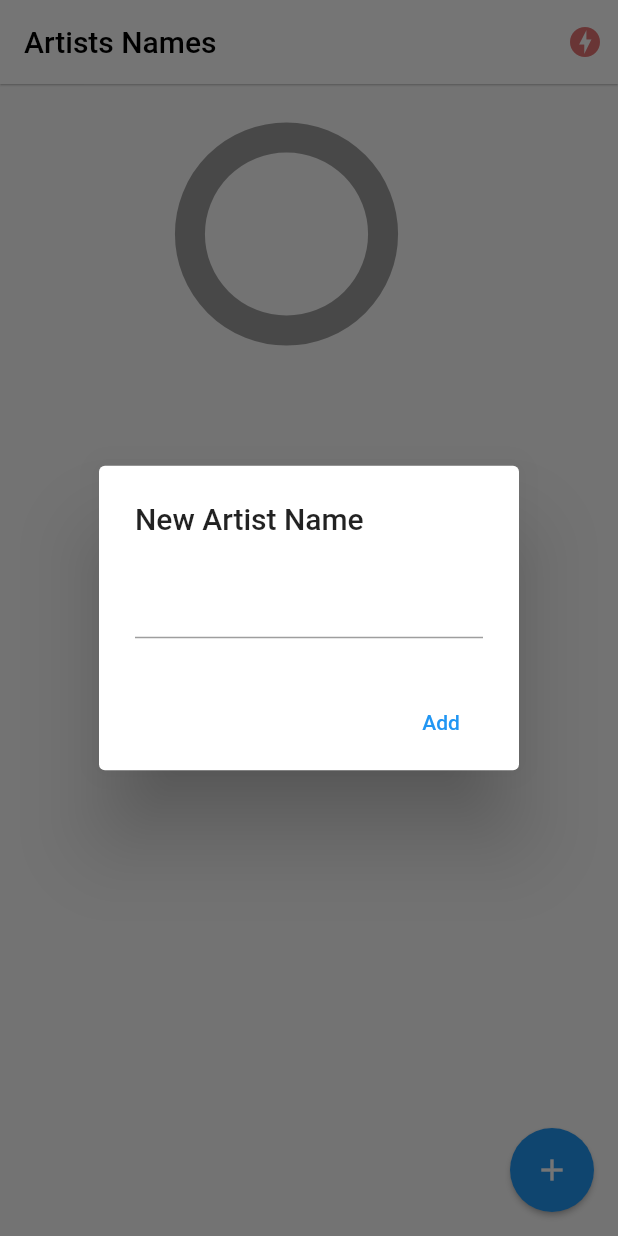
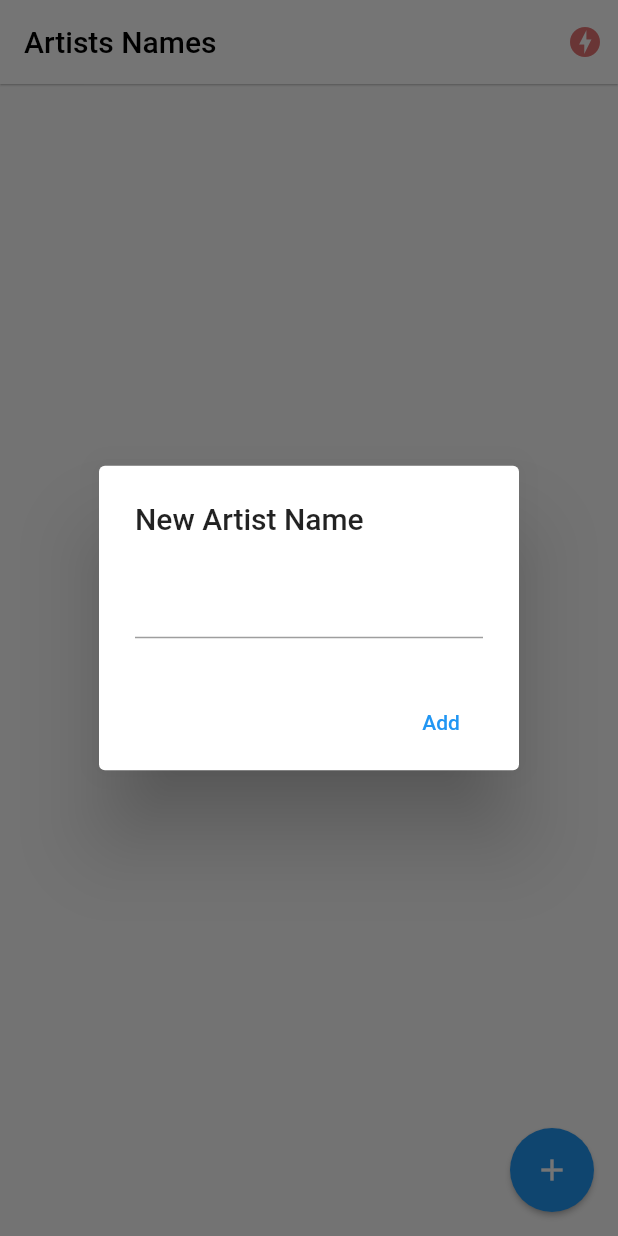
Before and after one commit to JimenaLeyva07/band_names_socket, a Flutter app: the screen it shows after launch, after a tap on the "add" icon, on a phone screen of 412 x 824 dp. Run offline on Flutter 3.47's test engine with Material 2 defaults, Android fonts, the phone set to English and light mode, and no system bars; drawn by our look-alikes of pie_chart; our stand-ins replace flutter_riverpod, socket_io_client; network calls fail.

Commit message:
app finished

```diff
--- a/lib/pages/home.dart
+++ b/lib/pages/home.dart
@@ -4,7 +4,7 @@ import 'package:flutter/cupertino.dart';
 import 'package:flutter/material.dart';
 import 'package:flutter_riverpod/flutter_riverpod.dart';
 import 'package:pie_chart/pie_chart.dart';
-import 'package:socket_io_client/src/socket.dart';
+import 'package:socket_io_client/socket_io_client.dart';
 
 import '../models/band_model.dart';
 import '../services/socket_service.dart';
@@ -22,19 +22,16 @@ class _HomePageState extends ConsumerState<HomePage> {
   @override
   void initState() {
     super.initState();
-    ref.read(socketServiceProvider).socket.on('active-bands',
+    ref.read(socketServiceProvider.notifier).socket.on('active-bands',
         (dynamic payload) {
-      _handleActiveBands(payload);
-    });
-  }
-
-  dynamic _handleActiveBands(dynamic payload) {
       bands = (payload as List<dynamic>)
           .map(
             (dynamic band) => BandModel.fromJson(band as Map<String, dynamic>),
           )
           .toList();
       setState(() {});
+      // _handleActiveBands(payload);
+    });
   }
 
   @override
@@ -48,13 +45,9 @@ class _HomePageState extends ConsumerState<HomePage> {
           style: TextStyle(color: Colors.black),
         ),
         actions: <Widget>[
-          Consumer(
-            builder: (BuildContext context, WidgetRef ref, Widget? child) {
-              final ServerStatus serverStatus =
-                  ref.watch(socketServiceProvider).serverStatus;
-              return Container(
+          Container(
             margin: const EdgeInsets.only(right: 10),
-                child: serverStatus == ServerStatus.Online
+            child: ref.watch(socketServiceProvider) == ServerStatus.Online
                 ? Icon(
                     Icons.check_circle,
                     color: Colors.green[300],
@@ -63,19 +56,27 @@ class _HomePageState extends ConsumerState<HomePage> {
                     Icons.offline_bolt,
                     color: Colors.red[300],
                   ),
-              );
-            },
-          )
+          ),
         ],
       ),
       body: Column(
         children: <Widget>[
-          _showPieChartWidet(),
+          if (bands.isNotEmpty)
+            PieChartWidget(
+              bands: bands,
+              colorList: const <Color>[
+                Color(0xFF0671B7),
+                Color(0xFF67A3D9),
+                Color(0xFFC8E7F5),
+                Color.fromARGB(255, 238, 180, 203),
+                Color.fromARGB(255, 250, 139, 176),
+              ],
+            ),
           Expanded(
             child: ListView.builder(
               itemCount: bands.length,
               itemBuilder: (BuildContext context, int index) =>
-                  _bandTile(bands[index]),
+                  BandTile(bandModel: bands[index]),
             ),
           ),
         ],
@@ -84,45 +85,6 @@ class _HomePageState extends ConsumerState<HomePage> {
         onPressed: addNewBand,
         elevation: 1.5,
         child: const Icon(Icons.add),
-      ),
-    );
-  }
-
-  Widget _bandTile(BandModel bandModel) {
-    final Socket socketRead = ref.read(socketServiceProvider).socket;
-    return Dismissible(
-      key: Key(bandModel.id),
-      direction: DismissDirection.startToEnd,
-      onDismissed: (DismissDirection direction) =>
-          socketRead.emit('delete-band', <String, String>{'id': bandModel.id}),
-      background: Container(
-        padding: const EdgeInsets.only(left: 8.0),
-        color: Colors.red,
-        child: const Align(
-          alignment: Alignment.centerLeft,
-          child: Row(
-            children: <Widget>[
-              Icon(
-                Icons.delete,
-                color: Colors.white,
-              ),
-              Text(
-                ' Delete',
-                style: TextStyle(color: Colors.white),
-              )
-            ],
-          ),
-        ),
-      ),
-      child: ListTile(
-        leading: CircleAvatar(
-          backgroundColor: Colors.blue[100],
-          child: Text(bandModel.name.substring(0, 2)),
-        ),
-        title: Text(bandModel.name),
-        trailing: Text('${bandModel.votes}'),
-        onTap: () =>
-            socketRead.emit('vote-band', <String, dynamic>{'id': bandModel.id}),
       ),
     );
   }
@@ -178,14 +140,25 @@ class _HomePageState extends ConsumerState<HomePage> {
   void addArtistToList(String name) {
     if (name.length > 1) {
       ref
-          .read(socketServiceProvider)
+          .read(socketServiceProvider.notifier)
           .socket
           .emit('add-band', <String, String>{'name': name});
     }
     Navigator.pop(context);
   }
+}
 
-  Widget _showPieChartWidet() {
+class PieChartWidget extends StatelessWidget {
+  const PieChartWidget({
+    required this.bands,
+    required this.colorList,
+    super.key,
+  });
+  final List<BandModel> bands;
+  final List<Color> colorList;
+
+  @override
+  Widget build(BuildContext context) {
     final Map<String, double> dataMap = <String, double>{};
 
     for (final BandModel band in bands) {
@@ -194,14 +167,6 @@ class _HomePageState extends ConsumerState<HomePage> {
       };
       dataMap.addEntries(newEntrie.entries);
     }
-
-    final List<Color> colorList = <Color>[
-      const Color(0xFF0671B7),
-      const Color(0xFF67A3D9),
-      const Color(0xFFC8E7F5),
-      const Color.fromARGB(255, 238, 180, 203),
-      const Color.fromARGB(255, 250, 139, 176),
-    ];
 
     return SizedBox(
       height: 200,
@@ -230,31 +195,51 @@ class _HomePageState extends ConsumerState<HomePage> {
   }
 }
 
-// class PieChartWidget extends StatelessWidget {
-//   const PieChartWidget({
-//     required this.bands,
-//     super.key,
-//   });
-//   final List<BandModel> bands;
+class BandTile extends ConsumerWidget {
+  const BandTile({
+    required this.bandModel,
+    super.key,
+  });
 
-//   @override
-//   Widget build(BuildContext context) {
-//     final Map<String, double> dataMap = <String, double>{};
+  final BandModel bandModel;
 
-//     print('BANDAS $bands');
-//     for (final BandModel band in bands) {
-//       final Map<String, double> newEntrie = <String, double>{
-//         band.name: band.votes.toDouble()
-//       };
-//       print('ENTRIE: $newEntrie');
-//       dataMap.addEntries(newEntrie.entries);
-//     }
-//     print('DATAMAP : $dataMap');
-
-//     return SizedBox(
-//       height: 200,
-//       width: double.infinity,
-//       child: PieChart(dataMap: dataMap),
-//     );
-//   }
-// }
+  @override
+  Widget build(BuildContext context, WidgetRef ref) {
+    final Socket socketRead = ref.read(socketServiceProvider.notifier).socket;
+    return Dismissible(
+      key: Key(bandModel.id),
+      direction: DismissDirection.startToEnd,
+      onDismissed: (DismissDirection direction) =>
+          socketRead.emit('delete-band', <String, String>{'id': bandModel.id}),
+      background: Container(
+        padding: const EdgeInsets.only(left: 8.0),
+        color: Colors.red,
+        child: const Align(
+          alignment: Alignment.centerLeft,
+          child: Row(
+            children: <Widget>[
+              Icon(
+                Icons.delete,
+                color: Colors.white,
+              ),
+              Text(
+                ' Delete',
+                style: TextStyle(color: Colors.white),
+              )
+            ],
+          ),
+        ),
+      ),
+      child: ListTile(
+        leading: CircleAvatar(
+          backgroundColor: Colors.blue[100],
+          child: Text(bandModel.name.substring(0, 2)),
+        ),
+        title: Text(bandModel.name),
+        trailing: Text('${bandModel.votes}'),
+        onTap: () =>
+            socketRead.emit('vote-band', <String, dynamic>{'id': bandModel.id}),
+      ),
+    );
+  }
+}
--- a/lib/pages/server_status.dart
+++ b/lib/pages/server_status.dart
@@ -14,14 +14,14 @@ class ServerStatusPage extends ConsumerWidget {
           mainAxisAlignment: MainAxisAlignment.center,
           children: <Widget>[
             Text(
-              'Server Status: ${ref.watch(socketServiceProvider).serverStatus}',
+              'Server Status: ${ref.watch(socketServiceProvider)}',
             )
           ],
         ),
       ),
       floatingActionButton: FloatingActionButton(
         onPressed: () {
-          ref.read(socketServiceProvider).socket.emit(
+          ref.read(socketServiceProvider.notifier).socket.emit(
             'emiting-message',
             <String, String>{'name': 'Jimena', 'message': 'Hey ;) '},
           );
--- a/lib/services/socket_service.dart
+++ b/lib/services/socket_service.dart
@@ -1,11 +1,10 @@
-import 'package:flutter/material.dart';
 import 'package:flutter_riverpod/flutter_riverpod.dart';
 import 'package:socket_io_client/socket_io_client.dart' as io;
 
 enum ServerStatus { Online, Offline, Connecting }
 
-class SocketService extends ChangeNotifier {
-  SocketService() {
+class SocketService extends StateNotifier<ServerStatus> {
+  SocketService() : super(ServerStatus.Connecting) {
     _initConfig();
   }
   ServerStatus _serverStatus = ServerStatus.Connecting;
@@ -24,12 +23,12 @@ class SocketService extends ChangeNotifier {
     _socket.on('connect', (_) {
       //aqui tb puede ser socket.onConect :)
       _serverStatus = ServerStatus.Online;
-      notifyListeners();
+      state = _serverStatus;
     });
 
     _socket.onDisconnect((_) {
       _serverStatus = ServerStatus.Offline;
-      notifyListeners();
+      state = _serverStatus;
     });
 
     //   socket.on('new-message', (dynamic payload) {
@@ -44,7 +43,8 @@ class SocketService extends ChangeNotifier {
   }
 }
 
-final ChangeNotifierProvider<SocketService> socketServiceProvider =
-    ChangeNotifierProvider<SocketService>(
-  (ChangeNotifierProviderRef<Object?> ref) => SocketService(),
+final StateNotifierProvider<SocketService, ServerStatus> socketServiceProvider =
+    StateNotifierProvider<SocketService, ServerStatus>(
+  (StateNotifierProviderRef<SocketService, ServerStatus> ref) =>
+      SocketService(),
 );
```
Lines whose indentation alone changed are shown as unchanged.
